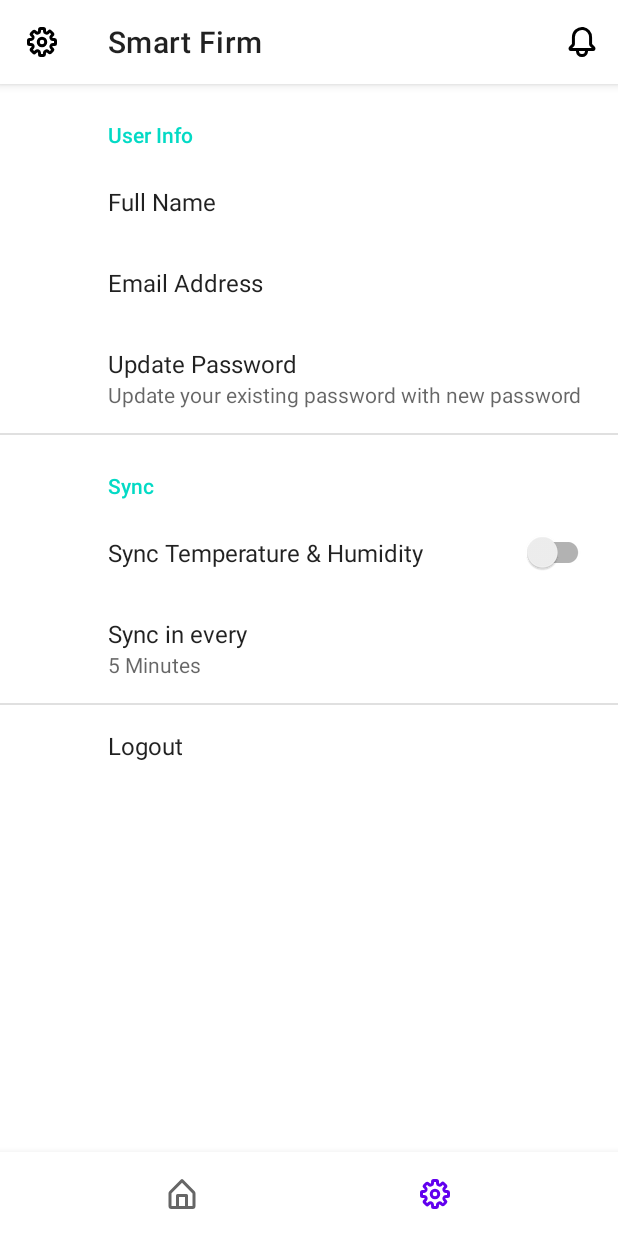
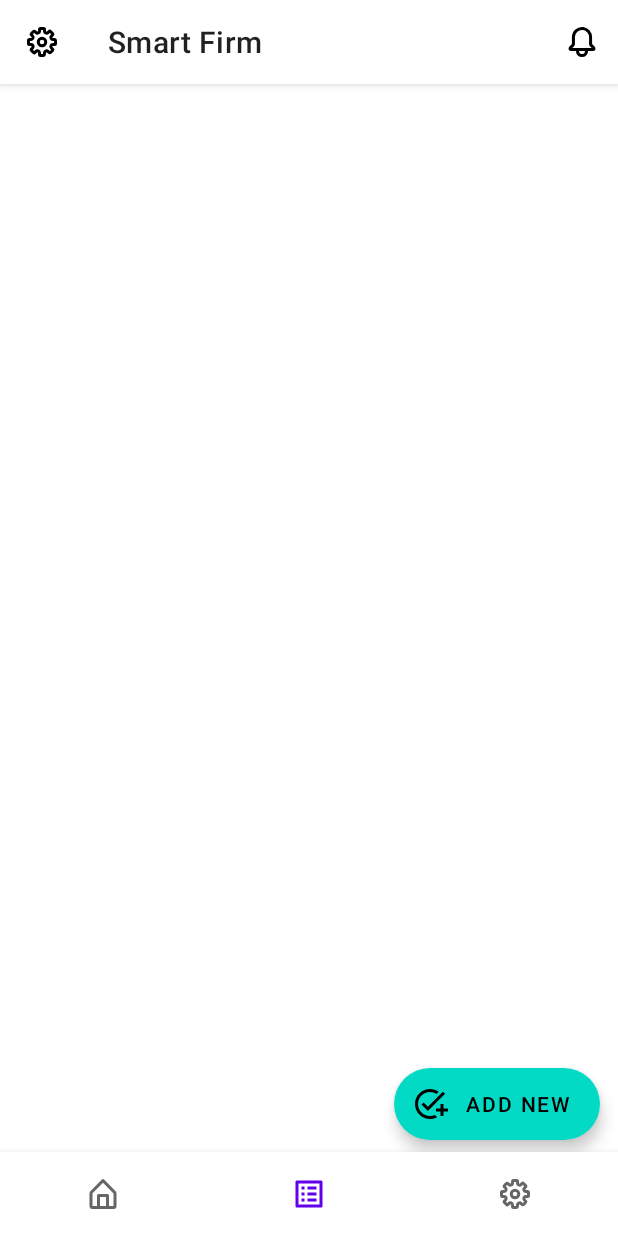
Before and after one commit to mazharulsabbir/BroilerFirmAutomation, an Android app: the screen it shows after launch once a user with an empty profile is signed in (MainActivity), item 2 of the bottom bar chosen, on a phone screen of 412 x 824 dp. Run offline under Robolectric (Android 15) with nearby library versions, the phone set to English and light mode, and no system bars; our stand-ins replace Firebase (no records; nobody signed in at launch, a user with empty details on screens opened directly), androidx.preference; libraries missing offline, so code that uses them is left out: com.github.mikephil.charting; 2 statements that could not run were skipped.

Commit message:
task fragment and code cleanup

```diff
--- a/app/src/main/AndroidManifest.xml
+++ b/app/src/main/AndroidManifest.xml
@@ -10,6 +10,7 @@
         android:roundIcon="@mipmap/ic_launcher_round"
         android:supportsRtl="true"
         android:theme="@style/AppTheme">
+        <activity android:name=".ui.notification.view.NotificationActivity"></activity>
         <activity android:name=".ui.main.view.AddEditDeviceActivity" />
         <activity android:name=".ui.auth.view.AuthActivity">
             <intent-filter>
--- a/app/src/main/java/tarmsbd/iot/automation/broilerfirm/data/model/Device.kt
+++ b/app/src/main/java/tarmsbd/iot/automation/broilerfirm/data/model/Device.kt
@@ -7,19 +7,17 @@ import com.google.firebase.database.IgnoreExtraProperties
 data class Device(
     var id: Int?,
     var name: String?,
-    var icon: Any?,
     var status: Boolean? = false,
     var on_off_time: Long? = null,
     var total_used_time: Long? = null
 ) {
-    constructor() : this(null, null, null, null, null, null) // required for firebase database
+    constructor() : this(null, null, null, null, null) // required for firebase database
 
     @Exclude
     fun toMap(): Map<String, Any?> {
         return mapOf(
             "id" to id,
             "name" to name,
-            "icon" to icon,
             "status" to status,
             "on_off_time" to on_off_time,
             "total_used_time" to total_used_time
--- a/app/src/main/java/tarmsbd/iot/automation/broilerfirm/ui/main/view/MainActivity.kt
+++ b/app/src/main/java/tarmsbd/iot/automation/broilerfirm/ui/main/view/MainActivity.kt
@@ -1,6 +1,10 @@
 package tarmsbd.iot.automation.broilerfirm.ui.main.view
 
+import android.content.Intent
 import android.os.Bundle
+import android.util.Log
+import android.view.Menu
+import android.view.MenuItem
 import androidx.appcompat.app.AppCompatActivity
 import androidx.viewpager.widget.ViewPager
 import kotlinx.android.synthetic.main.activity_main.*
@@ -8,10 +12,15 @@ import tarmsbd.iot.automation.broilerfirm.R
 import tarmsbd.iot.automation.broilerfirm.ui.main.adapter.FragmentsContainer
 import tarmsbd.iot.automation.broilerfirm.ui.main.view.fragments.DevicesFragment
 import tarmsbd.iot.automation.broilerfirm.ui.main.view.fragments.SettingsFragment
+import tarmsbd.iot.automation.broilerfirm.ui.main.view.fragments.TaskFragment
+import tarmsbd.iot.automation.broilerfirm.ui.notification.view.NotificationActivity
+
+private const val TAG = "MainActivity"
 
 class MainActivity : AppCompatActivity(R.layout.activity_main) {
     private val fragments = mutableListOf(
         DevicesFragment(),
+        TaskFragment(),
         SettingsFragment()
     )
 
@@ -19,6 +28,8 @@ class MainActivity : AppCompatActivity(R.layout.activity_main) {
 
     override fun onCreate(savedInstanceState: Bundle?) {
         super.onCreate(savedInstanceState)
+        setSupportActionBar(toolbar)
+
         fragmentsContainer = FragmentsContainer(supportFragmentManager, fragments)
         container.apply {
             this.adapter = fragmentsContainer
@@ -37,8 +48,9 @@ class MainActivity : AppCompatActivity(R.layout.activity_main) {
 
                 override fun onPageSelected(position: Int) {
                     when (position) {
-                        0 -> bottom_nav.selectedItemId = R.id.devices
-                        1 -> bottom_nav.selectedItemId = R.id.settings
+                        0 -> bottom_nav.selectedItemId = R.id.menu_devices
+                        1 -> bottom_nav.selectedItemId = R.id.menu_task
+                        2 -> bottom_nav.selectedItemId = R.id.menu_settings
                     }
                 }
             })
@@ -46,12 +58,16 @@ class MainActivity : AppCompatActivity(R.layout.activity_main) {
         bottom_nav.apply {
             this.setOnNavigationItemSelectedListener {
                 when (it.itemId) {
-                    R.id.devices -> {
+                    R.id.menu_devices -> {
                         container.currentItem = 0
                         fragmentsContainer?.notifyDataSetChanged()
                     }
-                    R.id.settings -> {
+                    R.id.menu_task -> {
                         container.currentItem = 1
+                        fragmentsContainer?.notifyDataSetChanged()
+                    }
+                    R.id.menu_settings -> {
+                        container.currentItem = 2
                         fragmentsContainer?.notifyDataSetChanged()
                     }
                 }
@@ -59,4 +75,19 @@ class MainActivity : AppCompatActivity(R.layout.activity_main) {
             }
         }
     }
+
+    override fun onCreateOptionsMenu(menu: Menu?): Boolean {
+        menuInflater.inflate(R.menu.menu, menu)
+        return super.onCreateOptionsMenu(menu)
+    }
+
+    override fun onOptionsItemSelected(item: MenuItem): Boolean {
+        if (item.itemId == R.id.menu_notification) {
+            Log.d(TAG, "onOptionsItemSelected: Navigate to notification activity")
+            startActivity(Intent(this, NotificationActivity::class.java))
+        } else {
+            Log.d(TAG, "onOptionsItemSelected: ${item.title}")
+        }
+        return super.onOptionsItemSelected(item)
+    }
 }
--- /dev/null
+++ b/app/src/main/java/tarmsbd/iot/automation/broilerfirm/ui/main/view/fragments/TaskFragment.kt
@@ -0,0 +1,19 @@
+package tarmsbd.iot.automation.broilerfirm.ui.main.view.fragments
+
+import android.os.Bundle
+import android.view.LayoutInflater
+import android.view.View
+import android.view.ViewGroup
+import androidx.fragment.app.Fragment
+import kotlinx.android.synthetic.main.fragment_task.*
+import tarmsbd.iot.automation.broilerfirm.R
+
+class TaskFragment:Fragment(R.layout.fragment_task) {
+    override fun onViewCreated(view: View, savedInstanceState: Bundle?) {
+        super.onViewCreated(view, savedInstanceState)
+        // todo: get task from firebase
+        recycler_view_task.apply {
+
+        }
+    }
+}
--- /dev/null
+++ b/app/src/main/res/drawable/ic_baseline_add_task_24.xml
@@ -0,0 +1,10 @@
+<vector xmlns:android="http://schemas.android.com/apk/res/android"
+    android:width="24dp"
+    android:height="24dp"
+    android:viewportWidth="24"
+    android:viewportHeight="24"
+    android:tint="?attr/colorControlNormal">
+  <path
+      android:fillColor="@android:color/white"
+      android:pathData="M22,5.18L10.59,16.6l-4.24,-4.24l1.41,-1.41l2.83,2.83l10,-10L22,5.18zM12,20c-4.41,0 -8,-3.59 -8,-8s3.59,-8 8,-8c1.57,0 3.04,0.46 4.28,1.25l1.45,-1.45C16.1,2.67 14.13,2 12,2C6.48,2 2,6.48 2,12s4.48,10 10,10c1.73,0 3.36,-0.44 4.78,-1.22l-1.5,-1.5C14.28,19.74 13.17,20 12,20zM19,15h-3v2h3v3h2v-3h3v-2h-3v-3h-2V15z"/>
+</vector>
--- /dev/null
+++ b/app/src/main/res/drawable/ic_baseline_list_alt_24.xml
@@ -0,0 +1,10 @@
+<vector xmlns:android="http://schemas.android.com/apk/res/android"
+    android:width="24dp"
+    android:height="24dp"
+    android:viewportWidth="24"
+    android:viewportHeight="24"
+    android:tint="?attr/colorControlNormal">
+  <path
+      android:fillColor="@android:color/white"
+      android:pathData="M19,5v14L5,19L5,5h14m1.1,-2L3.9,3c-0.5,0 -0.9,0.4 -0.9,0.9v16.2c0,0.4 0.4,0.9 0.9,0.9h16.2c0.4,0 0.9,-0.5 0.9,-0.9L21,3.9c0,-0.5 -0.5,-0.9 -0.9,-0.9zM11,7h6v2h-6L11,7zM11,11h6v2h-6v-2zM11,15h6v2h-6zM7,7h2v2L7,9zM7,11h2v2L7,13zM7,15h2v2L7,17z"/>
+</vector>
--- /dev/null
+++ b/app/src/main/res/layout/fragment_task.xml
@@ -0,0 +1,24 @@
+<?xml version="1.0" encoding="utf-8"?>
+<androidx.coordinatorlayout.widget.CoordinatorLayout xmlns:android="http://schemas.android.com/apk/res/android"
+    android:layout_width="match_parent"
+    android:layout_height="match_parent"
+    xmlns:app="http://schemas.android.com/apk/res-auto"
+    xmlns:tools="http://schemas.android.com/tools">
+
+    <androidx.recyclerview.widget.RecyclerView
+        android:layout_width="match_parent"
+        tools:listitem="@layout/item_task"
+        android:id="@+id/recycler_view_task"
+        android:layout_height="wrap_content"/>
+
+    <com.google.android.material.floatingactionbutton.ExtendedFloatingActionButton
+        android:layout_width="wrap_content"
+        android:text="@string/add_new"
+        android:id="@+id/add_new_task"
+        android:layout_gravity="bottom|end"
+        android:layout_marginEnd="12dp"
+        android:layout_marginBottom="60dp"
+        app:icon="@drawable/ic_baseline_add_task_24"
+        android:layout_height="wrap_content"/>
+
+</androidx.coordinatorlayout.widget.CoordinatorLayout>
--- a/app/src/main/res/menu/bottom_nav.xml
+++ b/app/src/main/res/menu/bottom_nav.xml
@@ -3,11 +3,15 @@
 
     <item
         android:icon="@drawable/ic_home_outline"
-        android:id="@+id/devices"
+        android:id="@+id/menu_devices"
         android:title="Home" />
+
+    <item android:id="@+id/menu_task"
+        android:icon="@drawable/ic_baseline_list_alt_24"
+        android:title="Task"/>
 
     <item
         android:icon="@drawable/ic_settings_2_outline"
-        android:id="@+id/settings"
+        android:id="@+id/menu_settings"
         android:title="More" />
 </menu>
--- a/app/src/main/res/menu/menu.xml
+++ b/app/src/main/res/menu/menu.xml
@@ -3,6 +3,7 @@
     xmlns:app="http://schemas.android.com/apk/res-auto">
 
     <item
+        android:id="@+id/menu_notification"
         app:showAsAction="ifRoom"
         android:icon="@drawable/ic_bell_outline"
         android:title="Notifications" />
--- a/app/src/main/res/values/strings.xml
+++ b/app/src/main/res/values/strings.xml
@@ -25,4 +25,5 @@
     </string>
     <string name="attachment_summary_off">Only download attachments when manually requested</string>
     <string name="status_change_time_hint">Status Change Time</string>
+    <string name="add_new">Add New</string>
 </resources>
```
Also changed, not shown: app/src/main/java/tarmsbd/iot/automation/broilerfirm/data/model/Task.kt (added, +26 -0 lines), app/src/main/java/tarmsbd/iot/automation/broilerfirm/data/repo/MainRepo.kt (+9 -0 lines), app/src/main/java/tarmsbd/iot/automation/broilerfirm/ui/main/adapter/TaskAdapter.kt (added, +50 -0 lines), app/src/main/java/tarmsbd/iot/automation/broilerfirm/ui/main/view/fragments/DevicesFragment.kt (+0 -9 lines), app/src/main/java/tarmsbd/iot/automation/broilerfirm/ui/notification/view/NotificationActivity.kt (added, +12 -0 lines), app/src/main/java/tarmsbd/iot/automation/broilerfirm/ui/notification/viewmodel/NotificationViewModel.kt (added, +7 -0 lines), app/src/main/res/drawable/ic_baseline_add_circle_outline_24.xml (added, +10 -0 lines), app/src/main/res/drawable/item_round_fill.xml (added, +7 -0 lines), app/src/main/res/layout/activity_notification.xml (added, +9 -0 lines), app/src/main/res/layout/item_task.xml (added, +40 -0 lines).
